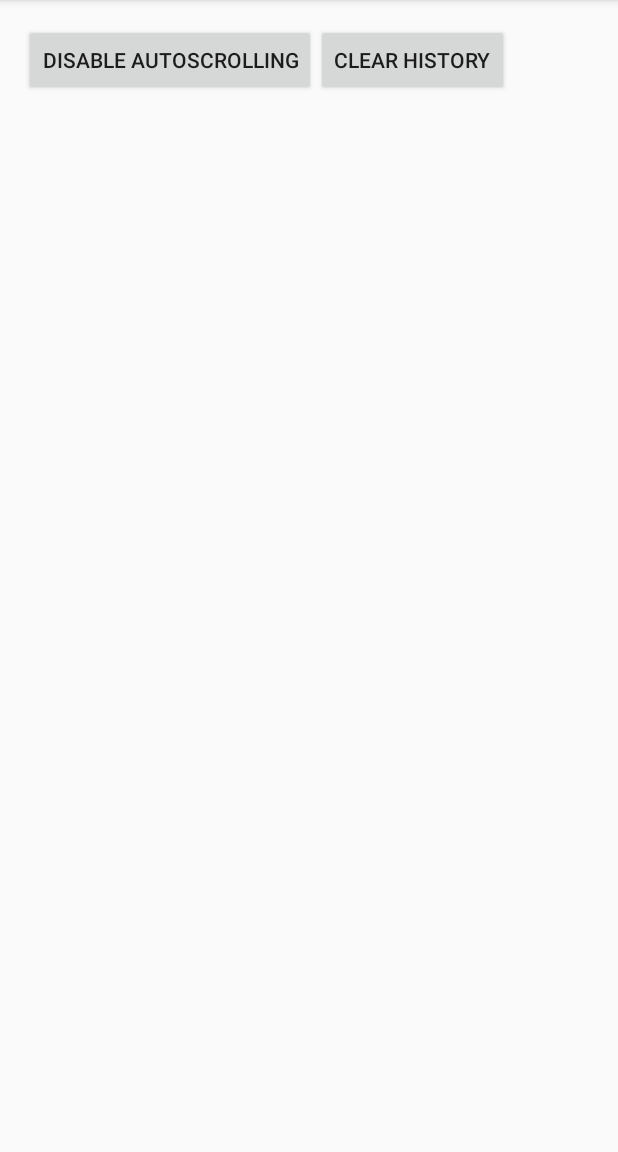
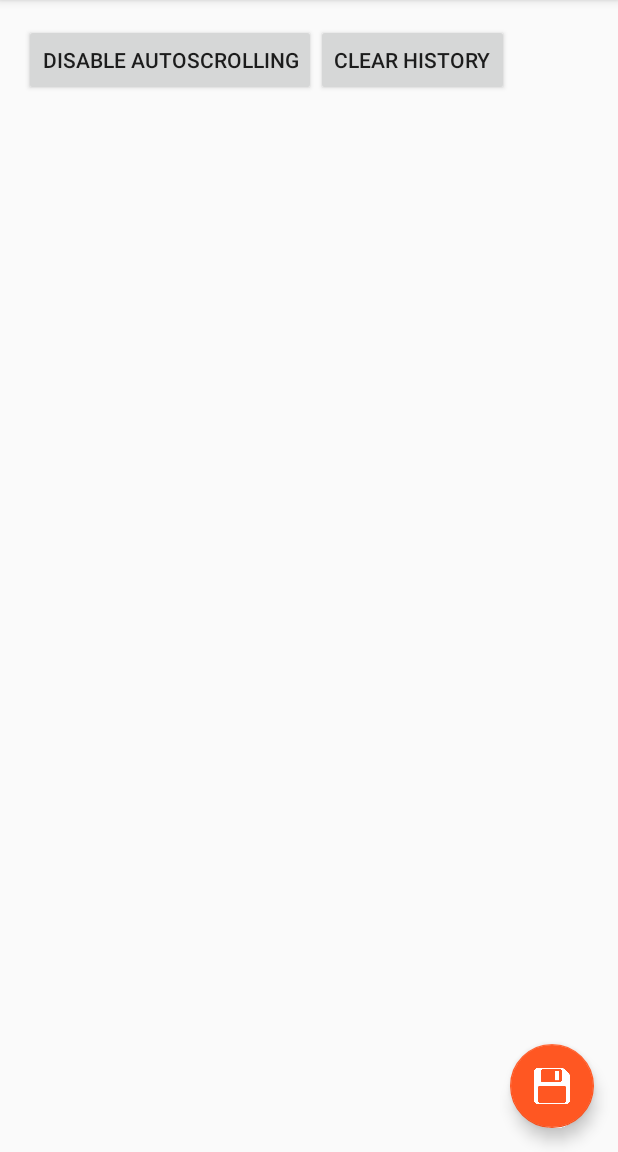
Before and after one commit to AustinA/PostureRepair, an Android app: the screen it shows after launch (MainActivity), in the side drawer, after a tap on "Live Input", on a phone screen of 412 x 824 dp, the part 84-1236 px from its top. Run offline under Robolectric (Android 15) with nearby library versions, the phone set to English and light mode, and no system bars.

Commit message:
Add a FAB for saving a given position, addition of images.

```diff
--- a/PostureRepairApp/app/src/main/java/duhblea/me/posturerepair/MainActivity.java
+++ b/PostureRepairApp/app/src/main/java/duhblea/me/posturerepair/MainActivity.java
@@ -20,6 +20,7 @@ import android.view.Menu;
 import android.view.MenuItem;
 import android.view.View;
 import android.widget.Button;
+import android.widget.ImageView;
 import android.widget.LinearLayout;
 import android.widget.ScrollView;
 import android.widget.TextView;
@@ -83,6 +84,7 @@ public class MainActivity extends AppCompatActivity implements
     private LinearLayout buttom_Buttons = null;
     private Button snapButton = null;
     private Button clearHistory = null;
+    private ImageView currentPosition = null;
 
 
     @Override
@@ -307,12 +309,13 @@ public class MainActivity extends AppCompatActivity implements
             buttom_Buttons.setVisibility(View.GONE);
             snapButton.setVisibility(View.GONE);
             clearHistory.setVisibility(View.GONE);
+            currentPosition.setVisibility(View.VISIBLE);
 
             visualMode = newMode;
         } else if (newMode == VisualMode.LIVE_INPUT) {
             savedOutputTextView.setVisibility(View.VISIBLE);
             savedOutputScrollView.setVisibility(View.VISIBLE);
-
+            currentPosition.setVisibility(View.GONE);
             buttom_Buttons.setVisibility(View.VISIBLE);
             snapButton.setVisibility(View.VISIBLE);
             clearHistory.setVisibility(View.VISIBLE);
@@ -324,6 +327,7 @@ public class MainActivity extends AppCompatActivity implements
             savedOutputTextView.setVisibility(View.GONE);
             savedOutputScrollView.setVisibility(View.GONE);
             buttom_Buttons.setVisibility(View.GONE);
+            currentPosition.setVisibility(View.GONE);
             snapButton.setVisibility(View.GONE);
             clearHistory.setVisibility(View.GONE);
 
@@ -340,6 +344,7 @@ public class MainActivity extends AppCompatActivity implements
         buttom_Buttons = (LinearLayout) findViewById(R.id.live_input_buttons);
         snapButton = (Button) findViewById(R.id.snap_bottom_free_btn);
         clearHistory = (Button) findViewById(R.id.clear_raw_input);
+        currentPosition = (ImageView) findViewById(R.id.live_image_view);
 
         snapButton.setOnClickListener(new View.OnClickListener() {
             @Override
--- a/PostureRepairApp/app/src/main/res/layout/activity_main.xml
+++ b/PostureRepairApp/app/src/main/res/layout/activity_main.xml
@@ -21,5 +21,4 @@
         android:fitsSystemWindows="true"
         app:headerLayout="@layout/nav_header_main"
         app:menu="@menu/activity_main_drawer" />
-
 </android.support.v4.widget.DrawerLayout>
--- a/PostureRepairApp/app/src/main/res/layout/app_bar_main.xml
+++ b/PostureRepairApp/app/src/main/res/layout/app_bar_main.xml
@@ -23,5 +23,14 @@
 
     <include layout="@layout/content_main" />
 
+    <android.support.design.widget.FloatingActionButton
+        android:id="@+id/fab"
+        android:layout_width="wrap_content"
+        android:layout_height="wrap_content"
+        android:layout_gravity="bottom|end"
+        android:layout_margin="@dimen/fab_margin"
+        app:srcCompat="@drawable/save_pos" />
+
+
 
 </android.support.design.widget.CoordinatorLayout>
--- a/PostureRepairApp/app/src/main/res/layout/content_main.xml
+++ b/PostureRepairApp/app/src/main/res/layout/content_main.xml
@@ -13,41 +13,53 @@
     tools:context="duhblea.me.posturerepair.MainActivity"
     tools:showIn="@layout/app_bar_main">
 
+    <ImageView
+        android:layout_width="match_parent"
+        android:layout_height="match_parent"
+        android:id="@+id/live_image_view"
+        android:scaleType="fitXY"
+        android:src="@drawable/a"/>
 
     <LinearLayout
         android:layout_width="match_parent"
         android:layout_height="wrap_content"
         android:orientation="horizontal"
-        android:id="@+id/live_input_buttons">
+        android:id="@+id/live_input_buttons"
+        android:visibility="gone">
 
         <Button
             android:layout_width="wrap_content"
             android:layout_height="wrap_content"
             android:id="@+id/snap_bottom_free_btn"
-            android:text="Disable Autoscrolling"/>
+            android:text="Disable Autoscrolling"
+            android:visibility="gone"/>
 
         <Button
             android:layout_width="wrap_content"
             android:layout_height="wrap_content"
             android:id="@+id/clear_raw_input"
-            android:text="Clear history"/>
+            android:text="Clear history"
+            android:visibility="gone"/>
     </LinearLayout>
 
     <ScrollView
         android:layout_width="match_parent"
         android:layout_height="match_parent"
         android:layout_below="@id/live_input_buttons"
-        android:id="@+id/terminal_scrollView">
+        android:id="@+id/terminal_scrollView"
+        android:visibility="gone">
 
         <LinearLayout
             android:layout_width="match_parent"
             android:layout_height="wrap_content"
-            android:orientation="vertical">
+            android:orientation="vertical"
+            android:visibility="gone">
 
             <TextView
                 android:layout_width="match_parent"
                 android:layout_height="wrap_content"
-                android:id="@+id/terminal_out"/>
+                android:id="@+id/terminal_out"
+                android:visibility="gone"/>
             </LinearLayout>
     </ScrollView>
 
```
Also changed, not shown: PostureRepairApp/app/src/main/res/drawable/a.png (added), PostureRepairApp/app/src/main/res/drawable/b.png (added), PostureRepairApp/app/src/main/res/drawable/c.png (added), PostureRepairApp/app/src/main/res/drawable/d.png (added), PostureRepairApp/app/src/main/res/drawable/e.png (added), PostureRepairApp/app/src/main/res/drawable/f.png (added), PostureRepairApp/app/src/main/res/drawable/g.png (added), PostureRepairApp/app/src/main/res/drawable/h.png (added), PostureRepairApp/app/src/main/res/drawable/save_pos.png (added), 1 other file.
